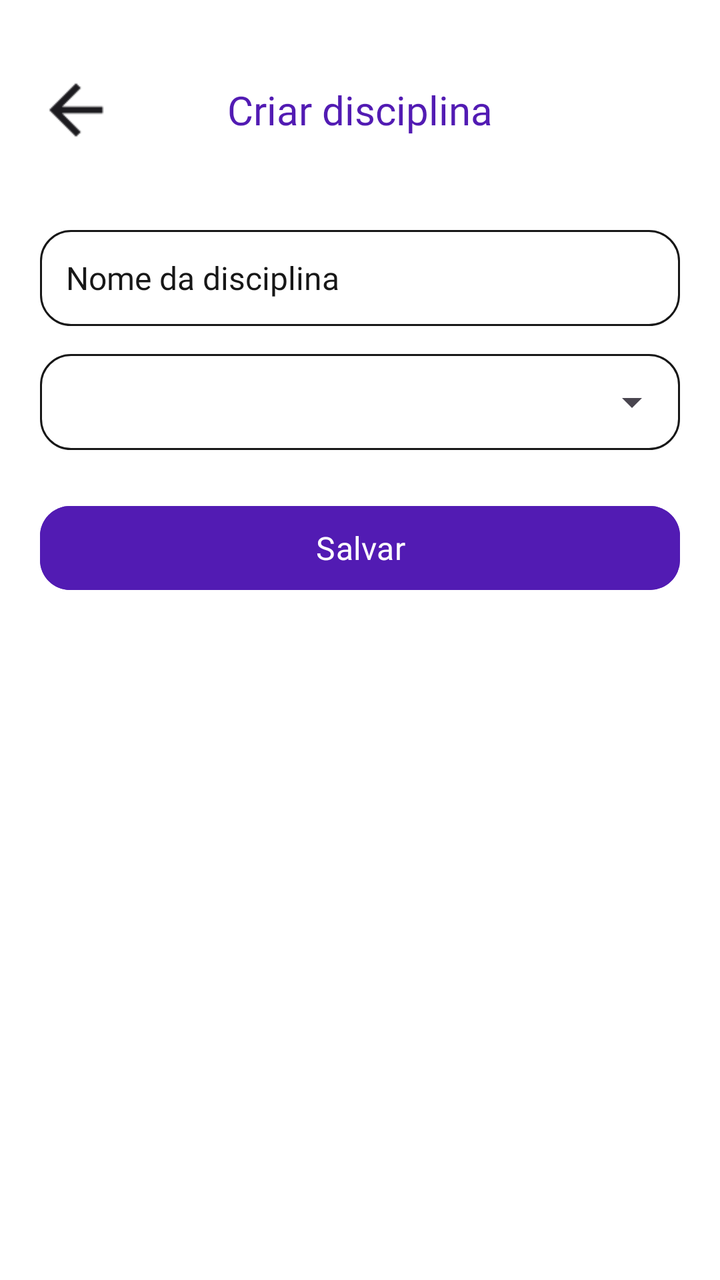
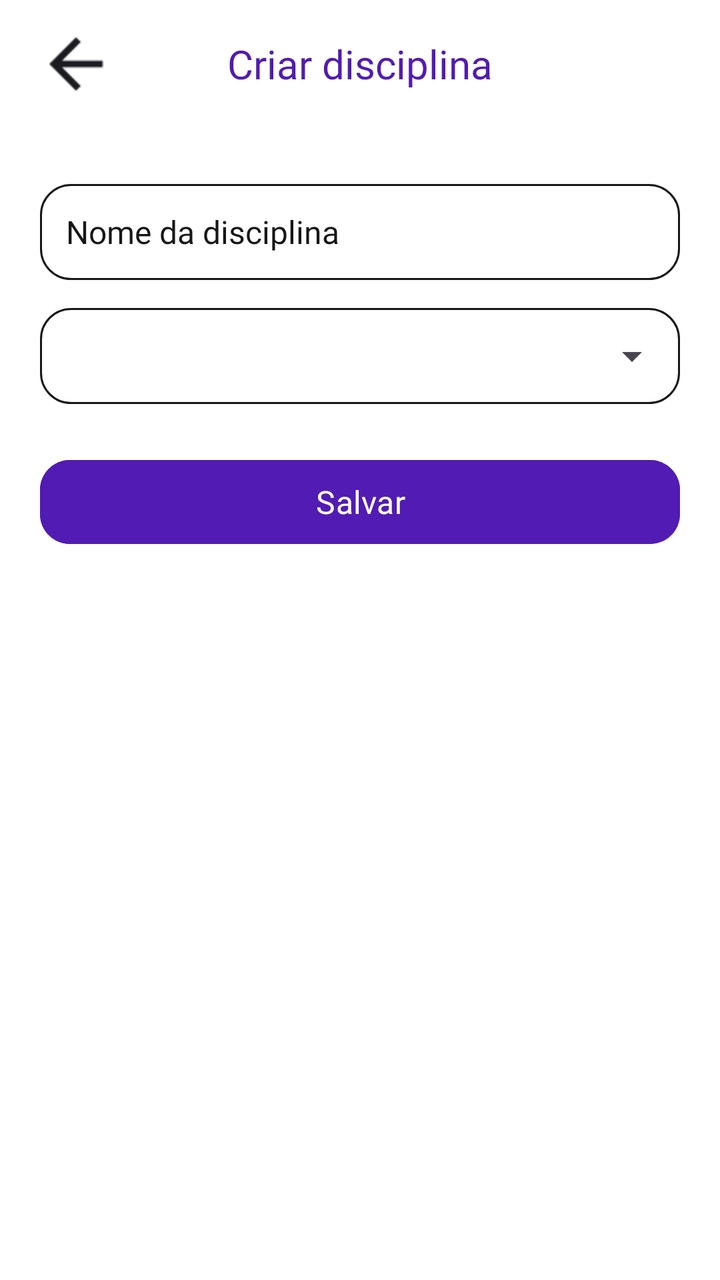

An Android layout rendered at two revisions. The XML below is the earlier revision; the diff shows what the commit changed to produce the second picture.
<!-- AndroidManifest.xml: application theme Theme.MeuFuturoAgora -->
<!-- res/layout/activity_criar_disciplina.xml -->
<?xml version="1.0" encoding="utf-8"?>
<androidx.constraintlayout.widget.ConstraintLayout xmlns:android="http://schemas.android.com/apk/res/android"
    xmlns:app="http://schemas.android.com/apk/res-auto"
    android:id="@+id/main"
    android:layout_width="match_parent"
    android:layout_height="match_parent"
    android:background="@android:color/white">

    <ImageView
        android:id="@+id/btnVoltar"
        android:layout_width="40dp"
        android:layout_height="40dp"
        android:layout_marginStart="18dp"
        android:layout_marginTop="35dp"
        android:contentDescription="Voltar"
        android:scaleType="centerInside"
        android:src="@drawable/seta_voltar"
        app:layout_constraintStart_toStartOf="parent"
        app:layout_constraintTop_toTopOf="parent" />

    <TextView
        android:layout_width="0dp"
        android:layout_height="50dp"
        android:fontFamily="@font/poppins_bold"
        android:gravity="center"
        android:text="Criar disciplina"
        android:textColor="@color/roxo_primario"
        android:textSize="20sp"
        app:layout_constraintBottom_toBottomOf="@id/btnVoltar"
        app:layout_constraintEnd_toEndOf="parent"
        app:layout_constraintStart_toStartOf="parent"
        app:layout_constraintTop_toTopOf="@id/btnVoltar" />

    <LinearLayout
        android:layout_width="0dp"
        android:layout_height="wrap_content"
        android:layout_marginStart="20dp"
        android:layout_marginTop="40dp"
        android:layout_marginEnd="20dp"
        android:orientation="vertical"
        app:layout_constraintEnd_toEndOf="parent"
        app:layout_constraintStart_toStartOf="parent"
        app:layout_constraintTop_toBottomOf="@id/btnVoltar">

        <EditText
            android:id="@+id/edtNomeDisciplina"
            android:layout_width="match_parent"
            android:layout_height="48dp"
            android:background="@drawable/bg_campo_criar_atividade"
            android:fontFamily="@font/poppins_regular"
            android:hint="Nome da disciplina"
            android:inputType="text|textCapSentences"
            android:paddingStart="13dp"
            android:paddingEnd="13dp"
            android:textColor="#171717"
            android:textColorHint="#171717"
            android:textSize="16sp" />

        <LinearLayout
            android:layout_width="match_parent"
            android:layout_height="wrap_content"
            android:layout_marginTop="14dp"
            android:background="@drawable/bg_campo_criar_atividade"
            android:orientation="vertical">

            <Spinner
                android:id="@+id/spinnerTurmaDisciplina"
                android:layout_width="match_parent"
                android:layout_height="48dp"
                android:paddingStart="9dp"
                android:paddingEnd="9dp" />

        </LinearLayout>

        <com.google.android.material.button.MaterialButton
            android:id="@+id/btnSalvarDisciplina"
            android:layout_width="match_parent"
            android:layout_height="50dp"
            android:layout_marginTop="24dp"
            android:backgroundTint="@color/roxo_primario"
            android:fontFamily="@font/poppins_bold"
            android:text="Salvar"
            android:textAllCaps="false"
            android:textColor="@android:color/white"
            android:textSize="16sp"
            app:cornerRadius="15dp" />

    </LinearLayout>

</androidx.constraintlayout.widget.ConstraintLayout>
<!-- resources referenced by this layout -->
<resources>
  <color name="roxo_primario">#521BB3</color>
  <!-- drawable bg_campo_criar_atividade (drawable) -->
  <?xml version="1.0" encoding="utf-8"?>
  <shape xmlns:android="http://schemas.android.com/apk/res/android"
      android:shape="rectangle">
  
      <solid android:color="@android:color/white" />
  
      <stroke
          android:width="1dp"
          android:color="#171717" />
  
      <corners android:radius="15dp" />
  
  </shape>
  <!-- drawable seta_voltar: png bitmap (drawable, 265 bytes) -->
  <style name="Theme.MeuFuturoAgora" parent="Base.Theme.MeuFuturoAgora" />
  <style name="Base.Theme.MeuFuturoAgora" parent="Theme.Material3.DayNight.NoActionBar">
          <item name="android:navigationBarColor">@android:color/transparent</item>
      </style>
</resources>

<!-- the commit's change to res/layout/activity_criar_disciplina.xml (unified diff, before → after) -->
@@ -11,7 +11,7 @@
         android:layout_width="40dp"
         android:layout_height="40dp"
         android:layout_marginStart="18dp"
-        android:layout_marginTop="35dp"
+        android:layout_marginTop="12dp"
         android:contentDescription="Voltar"
         android:scaleType="centerInside"
         android:src="@drawable/seta_voltar"
